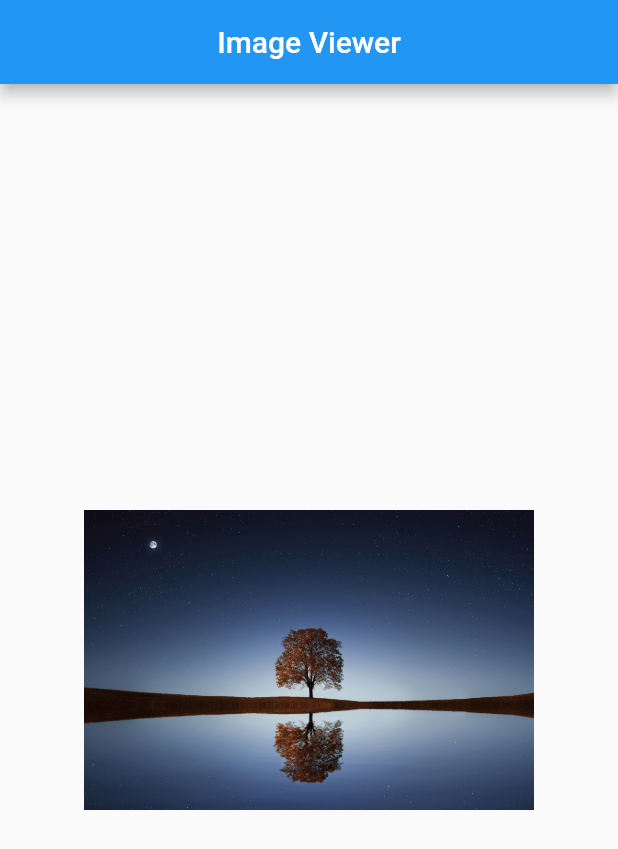
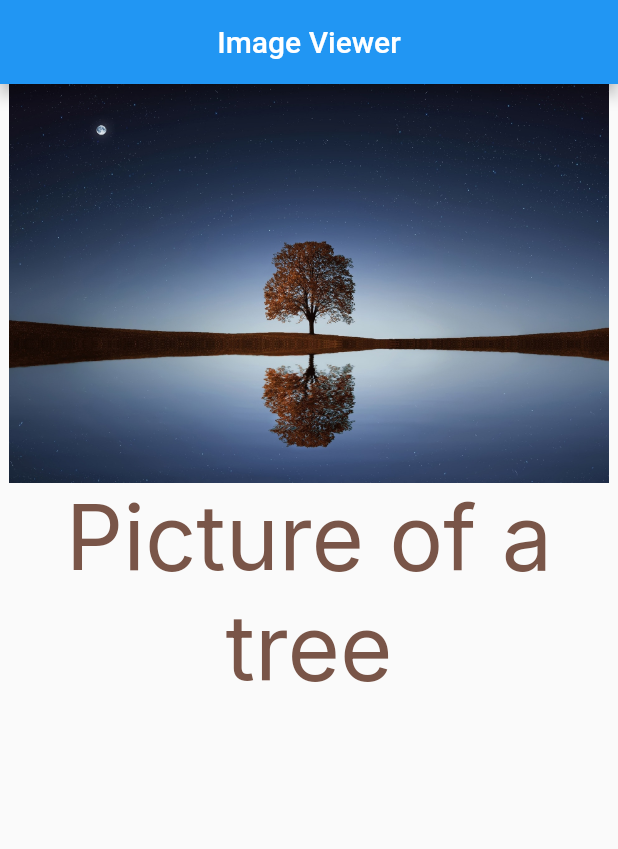
Before and after one commit to MonishaChitharthana/image_viewer, a Flutter app: the screen it shows after launch, on a phone screen of 412 x 824 dp. Shown: the top 849 px of the screen. Run offline on Flutter 3.47's test engine with Material 2 defaults, Android fonts, the phone set to English and light mode, and no system bars; our stand-ins replace google_fonts.

Commit message:
Updated the icon logo and added font and styling

```diff
--- a/lib/main.dart
+++ b/lib/main.dart
@@ -1,5 +1,5 @@
 import 'package:flutter/material.dart';
-
+import 'package:google_fonts/google_fonts.dart';
 
 void main() {
   runApp(const MyApp());
@@ -11,7 +11,6 @@ class MyApp extends StatelessWidget {
   // This widget is the root of your application.
   @override
   Widget build(BuildContext context) {
-
     return MaterialApp(
       debugShowCheckedModeBanner: false,
       title: 'Image Viewer',
@@ -28,10 +27,28 @@ class ImageViewer extends StatelessWidget {
 
   @override
   Widget build(BuildContext context) {
-
     return Scaffold(
-      appBar: AppBar(title: Center(child: Text("Image Viewer")),),
-      body: Center(child: Image.asset("assets/Images/nature.jpg",width: 300,)),
+      appBar: AppBar(
+        title: Center(child: Text("Image Viewer")),
+      ),
+      body: Column(
+        children: [
+          Image.asset(
+            "assets/Images/nature.jpg",
+            width: 400,
+          ),
+          Text(
+            "Picture of a tree",
+            textAlign: TextAlign.center,
+            style: GoogleFonts.inter(
+              textStyle: TextStyle(
+                color: Colors.brown,
+                fontSize: 60,
+              ),
+            ),
+          ),
+        ],
+      ),
     );
   }
 }
--- a/pubspec.yaml
+++ b/pubspec.yaml
@@ -35,6 +35,7 @@ dependencies:
   # The following adds the Cupertino Icons font to your application.
   # Use with the CupertinoIcons class for iOS style icons.
   cupertino_icons: ^1.0.2
+  google_fonts: ^4.0.0
 
 dev_dependencies:
   flutter_test:
```
Also changed, not shown: pubspec.lock, 28 other files.
